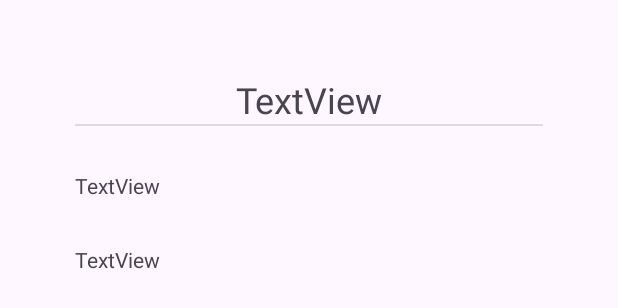
After one commit to isDohyeon/solo-life-talk, an Android app: the layout activity_talk_detail.xml on its own in the app's theme, with its tools: preview values and no code run, on a phone screen of 412 x 824 dp. The commit adds this screen. Shown: the top 308 px of the screen. Run offline under Robolectric (Android 15) with nearby library versions, the phone set to English and light mode, and no system bars.

```diff
--- a/app/src/main/AndroidManifest.xml
+++ b/app/src/main/AndroidManifest.xml
@@ -14,6 +14,9 @@
         android:supportsRtl="true"
         android:theme="@style/Theme.SoloLifeTalk"
         tools:targetApi="31">
+        <activity
+            android:name=".ui.talk.TalkDetailActivity"
+            android:exported="false" />
         <activity
             android:name=".ui.talk.TalkWriteActivity"
             android:exported="false" />
--- /dev/null
+++ b/app/src/main/res/layout/activity_talk_detail.xml
@@ -0,0 +1,39 @@
+<?xml version="1.0" encoding="utf-8"?>
+<LinearLayout xmlns:android="http://schemas.android.com/apk/res/android"
+    xmlns:app="http://schemas.android.com/apk/res-auto"
+    xmlns:tools="http://schemas.android.com/tools"
+    android:id="@+id/main"
+    android:layout_width="match_parent"
+    android:layout_height="match_parent"
+    android:orientation="vertical"
+    android:padding="50dp"
+    tools:context=".ui.talk.TalkDetailActivity">
+
+    <TextView
+        android:id="@+id/textViewTitle"
+        android:layout_width="match_parent"
+        android:layout_height="wrap_content"
+        android:gravity="center"
+        android:text="TextView"
+        android:textSize="24sp" />
+
+    <View
+        android:id="@+id/divider2"
+        android:layout_width="match_parent"
+        android:layout_height="1dp"
+        android:background="?android:attr/listDivider" />
+
+    <TextView
+        android:id="@+id/textViewDate"
+        android:layout_width="match_parent"
+        android:layout_height="wrap_content"
+        android:layout_marginTop="30dp"
+        android:text="TextView" />
+
+    <TextView
+        android:id="@+id/textViewContent"
+        android:layout_width="match_parent"
+        android:layout_height="wrap_content"
+        android:layout_marginTop="30dp"
+        android:text="TextView" />
+</LinearLayout>
```
Also changed, not shown: app/src/main/java/hnu/multimedia/sololifetalk/ui/talk/TalkAdapter.kt (+8 -1 lines), app/src/main/java/hnu/multimedia/sololifetalk/ui/talk/TalkDetailActivity.kt (added, +41 -0 lines), app/src/main/java/hnu/multimedia/sololifetalk/ui/talk/TalkFragment.kt (+6 -4 lines).
